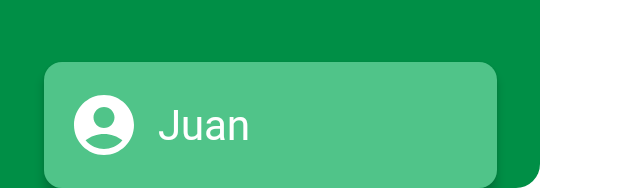
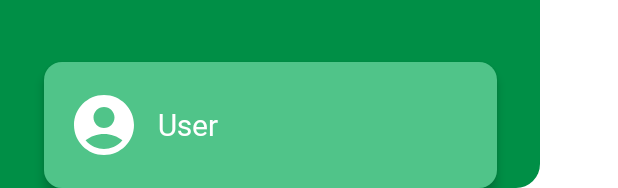
Before and after one commit to GetReconnectED/ReconnectED, an Android app built with Jetpack Compose: the @Preview function NavDrawerContentPreview, on a phone screen of 412 x 824 dp. Shown: the part 1048-1236 px from the top of the screen. Run offline under Robolectric (Android 15) with nearby library versions, the phone set to English and light mode, and no system bars; Roboto replaces fonts that are not available here.

Commit message:
feat: navdrawer name is now the current user's name

```diff
--- a/ReconnectED-Android/app/src/main/java/com/getreconnected/reconnected/ui/composables/NavDrawer.kt
+++ b/ReconnectED-Android/app/src/main/java/com/getreconnected/reconnected/ui/composables/NavDrawer.kt
@@ -223,8 +223,8 @@
                         )
                         Spacer(modifier = Modifier.width(12.dp))
                         Text(
-                            text = "Juan",
-                            style = sidebarButtonText.copy(fontSize = 28.sp),
+                            text = viewModel.activeUser.value,
+                            style = sidebarButtonText.copy(fontSize = 20.sp),
                             color = MaterialTheme.colorScheme.onPrimary,
                             modifier = Modifier.weight(1f),
                         )
```
